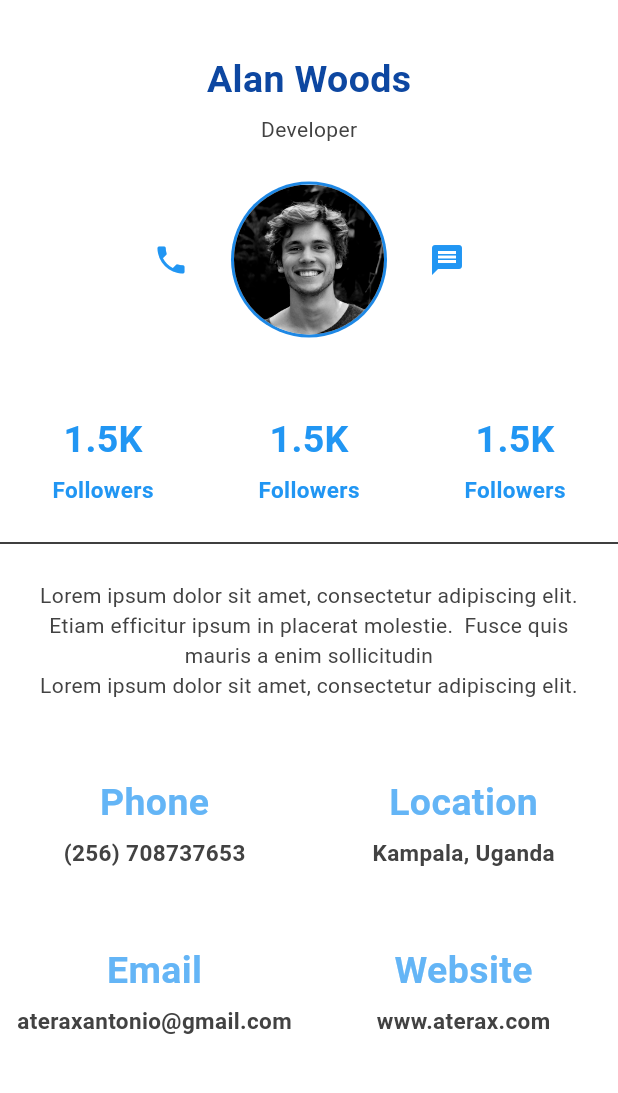
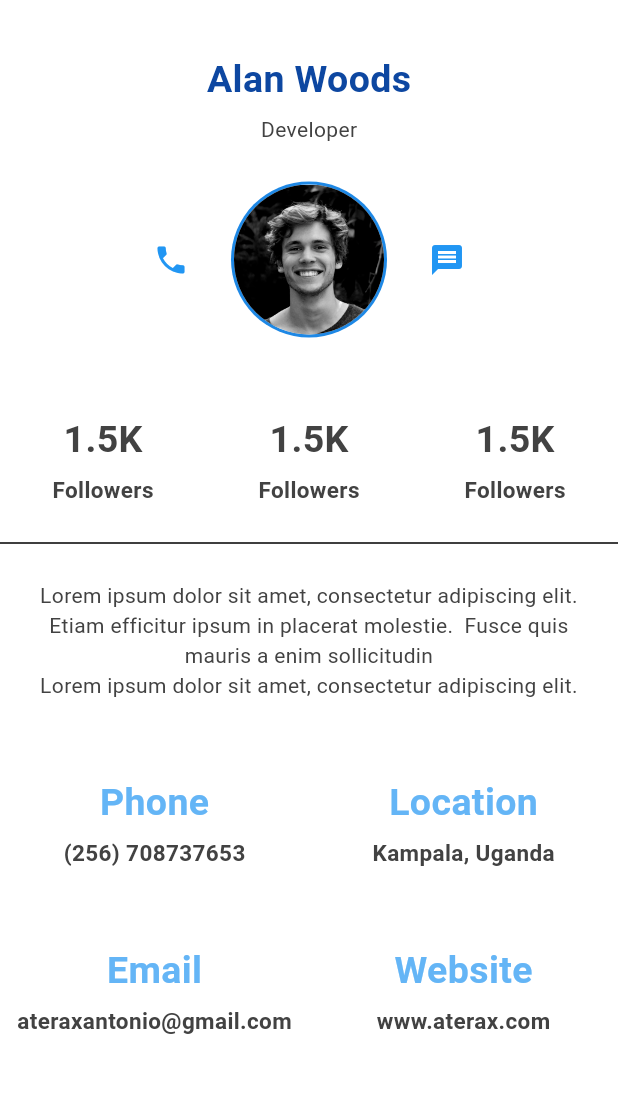
Before and after one commit to kasasa22/WePut, a Flutter app: the Profile screen opened by its route, on a phone screen of 412 x 824 dp, the part 84-1177 px from its top. Run offline on Flutter 3.47's test engine with Material 3 defaults, Android fonts, the phone set to English and light mode, and no system bars; our stand-ins replace cloud_firestore, firebase_auth, firebase_core, fl_chart, settings_ui; missing offline and left inert: about; accounts and stored records are empty.

Commit message:
Jan 8, 2024, 1:32 PM

```diff
--- a/lib/pages/profile.dart
+++ b/lib/pages/profile.dart
@@ -105,18 +105,14 @@ class Profile extends StatelessWidget {
                   child: Column(children: [
                     const Text(
                       "1.5K",
-                      style: TextStyle(
-                          fontWeight: FontWeight.bold,
-                          color: Colors.blue,
-                          fontSize: 25),
+                      style:
+                          TextStyle(fontWeight: FontWeight.bold, fontSize: 25),
                     ),
                     Container(height: 5),
                     const Text(
                       "Followers",
-                      style: TextStyle(
-                          fontWeight: FontWeight.bold,
-                          color: Colors.blue,
-                          fontSize: 15),
+                      style:
+                          TextStyle(fontWeight: FontWeight.bold, fontSize: 15),
                     ),
                   ]),
                 ),
@@ -125,18 +121,14 @@ class Profile extends StatelessWidget {
                   child: Column(children: [
                     const Text(
                       "1.5K",
-                      style: TextStyle(
-                          fontWeight: FontWeight.bold,
-                          color: Colors.blue,
-                          fontSize: 25),
+                      style:
+                          TextStyle(fontWeight: FontWeight.bold, fontSize: 25),
                     ),
                     Container(height: 5),
                     const Text(
                       "Followers",
-                      style: TextStyle(
-                          fontWeight: FontWeight.bold,
-                          color: Colors.blue,
-                          fontSize: 15),
+                      style:
+                          TextStyle(fontWeight: FontWeight.bold, fontSize: 15),
                     ),
                   ]),
                 ),
@@ -145,18 +137,14 @@ class Profile extends StatelessWidget {
                   child: Column(children: [
                     const Text(
                       "1.5K",
-                      style: TextStyle(
-                          fontWeight: FontWeight.bold,
-                          color: Colors.blue,
-                          fontSize: 25),
+                      style:
+                          TextStyle(fontWeight: FontWeight.bold, fontSize: 25),
                     ),
                     Container(height: 5),
                     const Text(
                       "Followers",
-                      style: TextStyle(
-                          fontWeight: FontWeight.bold,
-                          color: Colors.blue,
-                          fontSize: 15),
+                      style:
+                          TextStyle(fontWeight: FontWeight.bold, fontSize: 15),
                     ),
                   ]),
                 ),
--- a/pubspec.yaml
+++ b/pubspec.yaml
@@ -43,6 +43,7 @@ dependencies:
   fl_chart: ^0.64.0
   intl: ^0.19.0
   settings_ui: ^2.0.2
+  about: ^2.1.3
 
 dev_dependencies:
   flutter_test:
```
Also changed, not shown: lib/pages/about_us.dart (added, +77 -0 lines), pubspec.lock, 5 other files.
